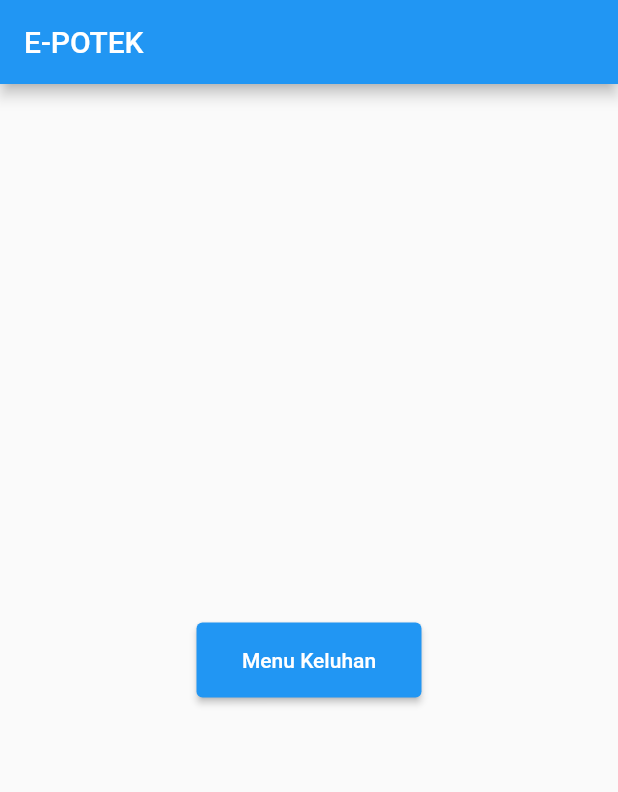
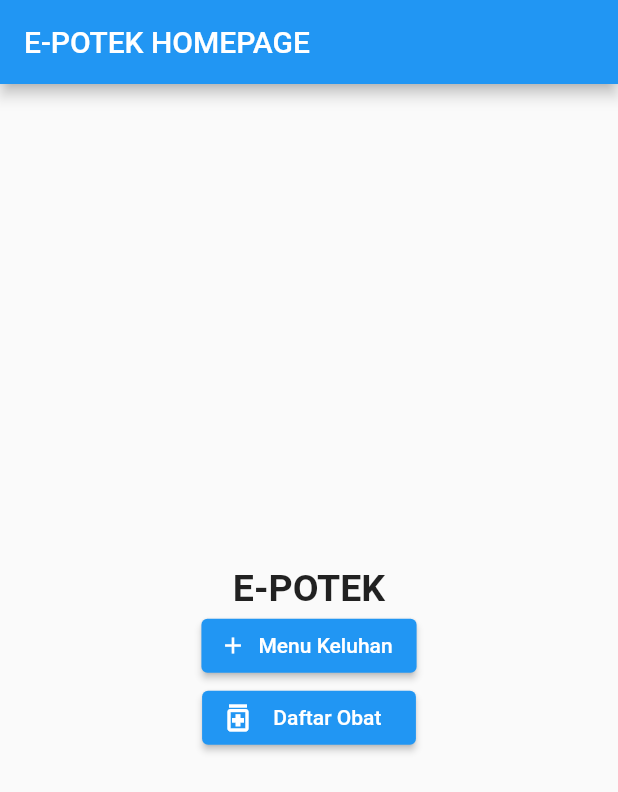
Before and after one commit to TegarDv/epotek, a Flutter app: the screen it shows after launch, on a phone screen of 412 x 824 dp. Shown: the top 792 px of the screen. Run offline on Flutter 3.47's test engine with Material 2 defaults, Android fonts, the light colour scheme and no system bars.

Commit message:
setup gradle untuk emulator serta mempercantik home

```diff
--- a/lib/home.dart
+++ b/lib/home.dart
@@ -5,17 +5,40 @@ class Home extends StatelessWidget {
   Widget build(BuildContext context) {
     return Scaffold(
         appBar: AppBar(
-          title: const Text('E-POTEK'),
+          title: const Text('E-POTEK HOMEPAGE'),
         ),
         body: Center(
-            child: Container(
-                width: 150,
-                height: 50,
-                child: ElevatedButton(
-                  onPressed: () {
-                    Navigator.pushNamed(context, '/');
-                  },
-                  child: Text('Menu Keluhan'),
-                ))));
+            child: Column(
+          mainAxisAlignment: MainAxisAlignment.center,
+          children: [
+            const Text(
+              'E-POTEK',
+              textAlign: TextAlign.start,
+              style: TextStyle(
+                fontStyle: FontStyle.normal,
+                fontWeight: FontWeight.bold,
+                fontSize: 25.0,
+              ),
+            ),
+            ElevatedButton.icon(
+              onPressed: () {
+                Navigator.pushNamed(context, '/');
+              },
+              icon: const Icon(Icons.add, size: 18),
+              label: const Text(
+                'Menu Keluhan',
+              ),
+            ),
+            ElevatedButton.icon(
+              onPressed: () {
+                Navigator.pushNamed(context, '/');
+              },
+              icon: const Icon(Icons.medication_outlined),
+              label: const Text(
+                ' Daftar Obat  ',
+              ),
+            )
+          ],
+        )));
   }
 }
```
Also changed, not shown: 1 other file.
